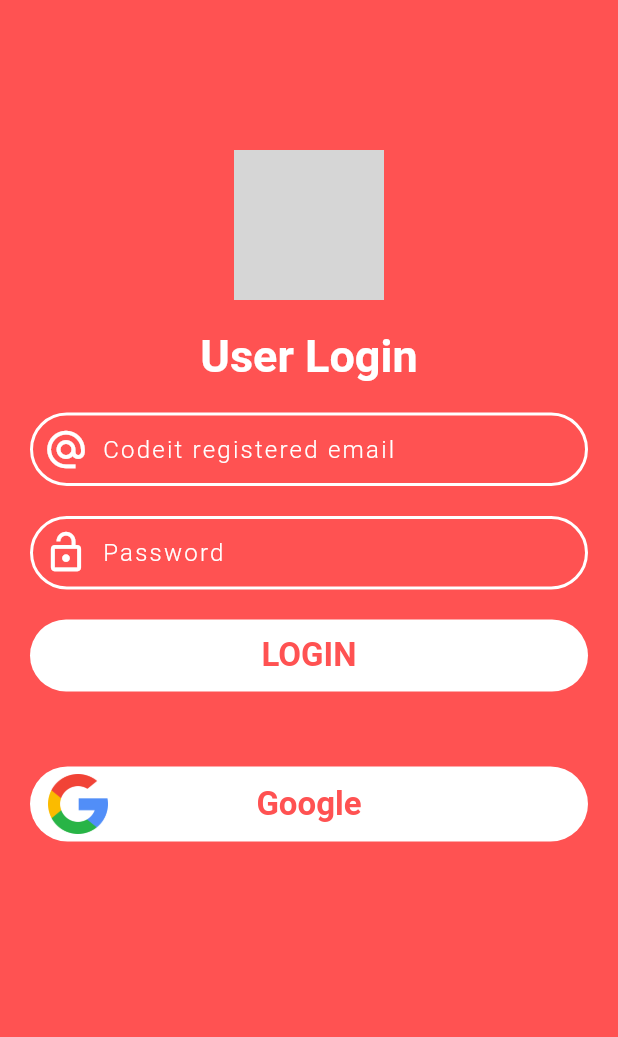
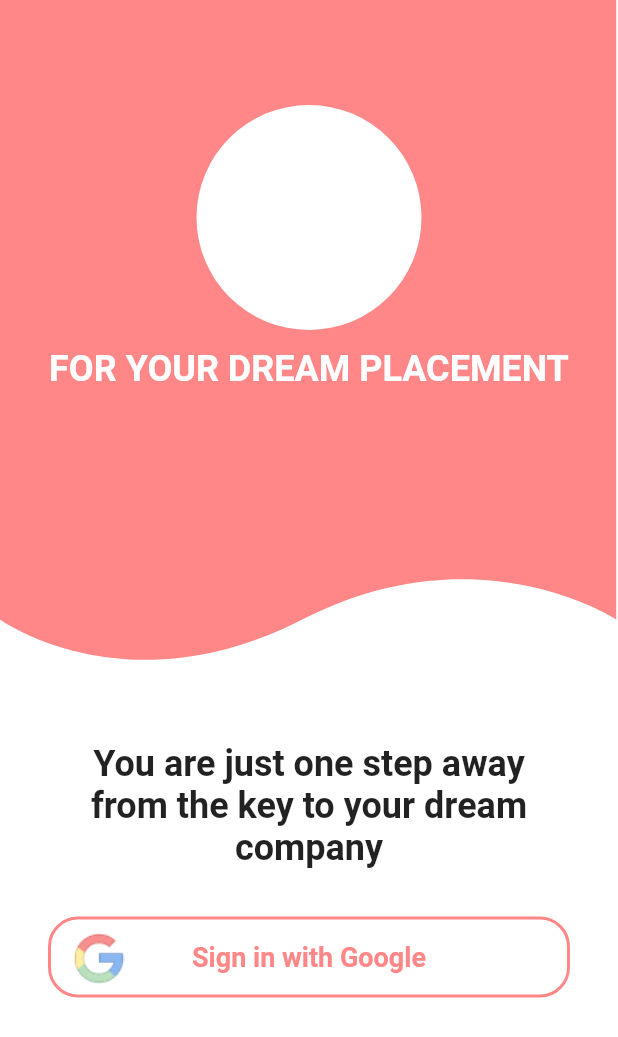
Before and after one commit to sundarlucifer/codeit_flutter, a Flutter app: the screen it shows after launch, on a phone screen of 412 x 824 dp. Shown: the top 1037 px of the screen. Run offline on Flutter 3.47's test engine with Material 2 defaults, Android fonts, the phone set to English and light mode, and no system bars; our stand-ins replace flutter_svg; grey boxes are pictures that could not be loaded.

Commit message:
Created login screen

```diff
--- a/lib/models/user.dart
+++ /dev/null
@@ -1,3 +0,0 @@
-class User{
-
-}
--- a/lib/screens/login.dart
+++ /dev/null
@@ -1,192 +0,0 @@
-import 'package:flutter/material.dart';
-import 'package:flutter/rendering.dart';
-
-class LoginScreen extends StatelessWidget {
-  @override
-  Widget build(BuildContext context) {
-    return Scaffold(
-      backgroundColor: Theme.of(context).primaryColor,
-      body: ListView(
-        children: <Widget>[
-          SizedBox(height: 100.0),
-          Center(
-            child: Container(
-              height: 100.0,
-              width: 100.0,
-              decoration: BoxDecoration(
-                color: Colors.grey,
-                borderRadius: BorderRadius.circular(15.0),
-              ),
-              child: ClipRRect(
-                borderRadius: BorderRadius.circular(15.0),
-                child: Image(
-                  height: 100.0,
-                  width: 100.0,
-                  image: AssetImage(
-                    'assets/images/codeit_logo.png',
-                  ),
-                  fit: BoxFit.cover,
-                ),
-              ),
-            ),
-          ),
-          SizedBox(
-            height: 20.0,
-          ),
-          Center(
-            child: Text(
-              'User Login',
-              style: TextStyle(
-                color: Colors.white,
-                fontSize: 30.0,
-                fontWeight: FontWeight.bold,
-              ),
-            ),
-          ),
-          SizedBox(
-            height: 20.0,
-          ),
-          Padding(
-            padding: EdgeInsets.symmetric(horizontal: 20.0),
-            child: TextField(
-              decoration: InputDecoration(
-                fillColor: Theme.of(context).primaryColor,
-                filled: true,
-                contentPadding: EdgeInsets.symmetric(vertical: 15.0),
-                border: OutlineInputBorder(
-                  borderRadius: BorderRadius.circular(30.0),
-                  borderSide: BorderSide(width: 0.8),
-                ),
-                enabledBorder: OutlineInputBorder(
-                  borderRadius: BorderRadius.circular(30.0),
-                  borderSide: BorderSide(width: 2.0, color: Colors.white),
-                ),
-                focusedBorder: OutlineInputBorder(
-                  borderRadius: BorderRadius.circular(30.0),
-                  borderSide: BorderSide(width: 3.0, color: Colors.white),
-                ),
-                hintText: 'Codeit registered email',
-                hintStyle:
-                    TextStyle(color: Colors.white, fontWeight: FontWeight.w300),
-                prefixIcon: Icon(
-                  Icons.alternate_email,
-                  size: 30.0,
-                  color: Colors.white,
-                ),
-              ),
-              style: TextStyle(
-                color: Colors.white,
-                fontWeight: FontWeight.w600,
-                letterSpacing: 1.5,
-              ),
-            ),
-          ),
-          SizedBox(
-            height: 20.0,
-          ),
-          Padding(
-            padding: EdgeInsets.symmetric(
-              horizontal: 20.0,
-            ),
-            child: TextField(
-              decoration: InputDecoration(
-                fillColor: Theme.of(context).primaryColor,
-                filled: true,
-                contentPadding: EdgeInsets.symmetric(vertical: 15.0),
-                border: OutlineInputBorder(
-                  borderRadius: BorderRadius.circular(30.0),
-                  borderSide: BorderSide(width: 0.8),
-                ),
-                enabledBorder: OutlineInputBorder(
-                  borderRadius: BorderRadius.circular(30.0),
-                  borderSide: BorderSide(width: 2.0, color: Colors.white),
-                ),
-                focusedBorder: OutlineInputBorder(
-                  borderRadius: BorderRadius.circular(30.0),
-                  borderSide: BorderSide(width: 3.0, color: Colors.white),
-                ),
-                hintText: 'Password',
-                hintStyle:
-                    TextStyle(color: Colors.white, fontWeight: FontWeight.w300),
-                prefixIcon: Icon(
-                  Icons.lock_open,
-                  size: 30.0,
-                  color: Colors.white,
-                ),
-              ),
-              obscureText: true,
-              style: TextStyle(
-                color: Colors.white,
-                fontWeight: FontWeight.w600,
-                letterSpacing: 1.5,
-              ),
-            ),
-          ),
-          SizedBox(
-            height: 20.0,
-          ),
-          Padding(
-            padding: EdgeInsets.symmetric(horizontal: 20.0),
-            child: Container(
-              width: MediaQuery.of(context).size.width,
-              decoration: BoxDecoration(
-                borderRadius: BorderRadius.circular(30.0),
-                color: Colors.white,
-              ),
-              child: FlatButton(
-                child: Text(
-                  'LOGIN',
-                  style: TextStyle(
-                    fontSize: 22.0,
-                    fontWeight: FontWeight.w600,
-                    color: Theme.of(context).primaryColor,
-                  ),
-                ),
-                onPressed: () {},
-              ),
-            ),
-          ),
-          SizedBox(
-            height: 50.0,
-          ),
-          Padding(
-            padding: EdgeInsets.symmetric(horizontal: 20.0),
-            child: Container(
-              height: 50.0,
-              width: MediaQuery.of(context).size.width,
-              decoration: BoxDecoration(
-                borderRadius: BorderRadius.circular(30.0),
-                color: Colors.white,
-              ),
-              child: Stack(
-                children: <Widget>[
-                  Positioned(
-                    left: 12.0,
-                    top: 5.0,
-                    child: Image(
-                      height: 40.0,
-                      width: 40.0,
-                      image: AssetImage(
-                        'assets/images/google.png',
-                      ),
-                    ),
-                  ),
-                  Center(
-                    child: Text(
-                      'Google',
-                      style: TextStyle(
-                        fontSize: 22.0,
-                        fontWeight: FontWeight.w600,
-                        color: Theme.of(context).primaryColor,
-                      ),
-                    ),
-                  ),
-                ],
-              ),
-            ),
-          ),
-        ],
-      ),
-    );
-  }
-}
--- /dev/null
+++ b/lib/screens/login_screen.dart
@@ -0,0 +1,101 @@
+import 'package:flutter/material.dart';
+import 'package:flutter_svg/flutter_svg.dart';
+
+class LoginScreen extends StatelessWidget {
+  @override
+  Widget build(BuildContext context) {
+    return Scaffold(
+      body: Column(
+        children: <Widget>[
+          Stack(
+            children: <Widget>[
+              SvgPicture.asset(
+                'assets/images/bg_curve_login.svg',
+                fit: BoxFit.fitWidth,
+              ),
+              Center(
+                child: Column(
+                  children: <Widget>[
+                    SizedBox(
+                      height: 70.0,
+                    ),
+                    CircleAvatar(
+                      radius: 75.0,
+                      backgroundColor: Colors.white,
+                    ),
+                    SizedBox(
+                      height: 12.0,
+                    ),
+                    Text(
+                      'FOR YOUR DREAM PLACEMENT',
+                      style: TextStyle(
+                        color: Colors.white,
+                        fontSize: 24.0,
+                        fontWeight: FontWeight.bold,
+                      ),
+                    ),
+                  ],
+                ),
+              ),
+            ],
+          ),
+          SizedBox(
+            height: 55.0,
+          ),
+          Padding(
+            padding: EdgeInsets.symmetric(horizontal: 47.0),
+            child: Text(
+              'You are just one step away from the key to your dream company',
+              style: TextStyle(
+                fontSize: 24.0,
+                fontWeight: FontWeight.bold,
+              ),
+              textAlign: TextAlign.center,
+            ),
+          ),
+          SizedBox(height: 32.0),
+          Padding(
+              padding: EdgeInsets.symmetric(horizontal: 32.0),
+              child: InkWell(
+                onTap: () {},
+                borderRadius: BorderRadius.circular(20.0),
+                splashColor: Theme.of(context).primaryColor,
+                highlightColor: Theme.of(context).primaryColor.withOpacity(0.2),
+                child: Container(
+                  width: double.infinity,
+                  height: 54.0,
+                  decoration: BoxDecoration(
+                    borderRadius: BorderRadius.circular(20.0),
+                    border: Border.all(
+                      color: Theme.of(context).primaryColor,
+                      width: 2.0,
+                    ),
+                  ),
+                  child: Stack(children: <Widget>[
+                    Positioned(
+                      left: 15.0,
+                      top: 9.0,
+                      child: Image(
+                        width: 34.0,
+                        height: 34.0,
+                        image: AssetImage('assets/images/google_logo.png'),
+                      ),
+                    ),
+                    Center(
+                      child: Text(
+                        'Sign in with Google',
+                        style: TextStyle(
+                          fontSize: 18.0,
+                          fontWeight: FontWeight.bold,
+                          color: Theme.of(context).primaryColor,
+                        ),
+                      ),
+                    ),
+                  ]),
+                ),
+              )),
+        ],
+      ),
+    );
+  }
+}
--- a/pubspec.yaml
+++ b/pubspec.yaml
@@ -12,7 +12,7 @@ dependencies:
 
   cupertino_icons: ^0.1.2
 
-  curved_navigation_bar:
+  flutter_svg:
 
 dev_dependencies:
   flutter_test:
```
Also changed, not shown: lib/main.dart (+4 -3 lines), lib/screens/login copy.dart (deleted, +0 -192 lines), assets/images/bg_curve_login.svg (added), assets/images/google.png (deleted), assets/images/google_logo.png (added), cloud_functions/firebase.json (added), lib/models/contest.dart (deleted), pubspec.lock, 8 other files.
